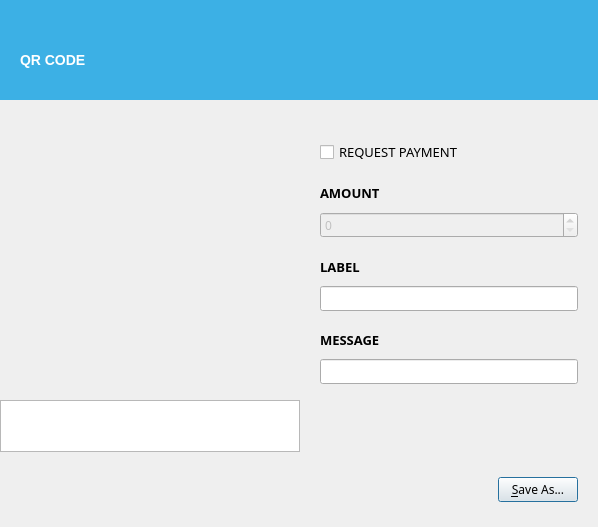
Before: the Qt Designer form src/qt/forms/qrcodedialog.ui in aurovine/AudioCoin, drawn with Qt 5.
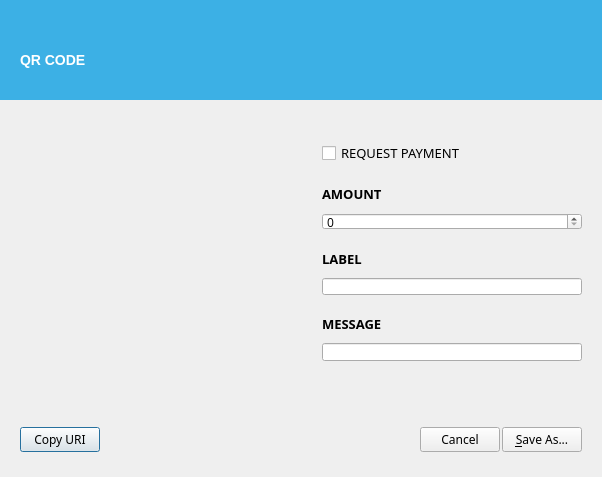
After: the same form once the commit is applied. Icons and pictures are not drawn. Custom widgets are drawn as their Qt base class.

```diff
--- a/src/qt/forms/qrcodedialog.ui
+++ b/src/qt/forms/qrcodedialog.ui
@@ -6,8 +6,8 @@
    <rect>
     <x>0</x>
     <y>0</y>
-    <width>598</width>
-    <height>527</height>
+    <width>602</width>
+    <height>477</height>
    </rect>
   </property>
   <property name="windowTitle">
@@ -168,7 +168,13 @@
           <property name="minimumSize">
            <size>
             <width>0</width>
-            <height>50</height>
+            <height>0</height>
+           </size>
+          </property>
+          <property name="maximumSize">
+           <size>
+            <width>16777215</width>
+            <height>0</height>
            </size>
           </property>
           <property name="tabChangesFocus">
@@ -182,7 +188,19 @@
        </layout>
       </item>
       <item>
-       <widget class="QThemedPanel" name="inputWidget" native="true">
+       <widget class="QWidget" name="inputWidget" native="true">
+        <property name="minimumSize">
+         <size>
+          <width>300</width>
+          <height>300</height>
+         </size>
+        </property>
+        <property name="maximumSize">
+         <size>
+          <width>300</width>
+          <height>300</height>
+         </size>
+        </property>
         <layout class="QVBoxLayout" name="verticalLayout_2">
          <property name="spacing">
           <number>20</number>
@@ -251,9 +269,6 @@
            </item>
            <item>
             <widget class="BitcoinAmountField" name="amount">
-             <property name="enabled">
-              <bool>false</bool>
-             </property>
              <property name="minimumSize">
               <size>
                <width>80</width>
@@ -384,7 +399,7 @@
      </property>
      <layout class="QHBoxLayout" name="buttonWidgetLayout">
       <property name="spacing">
-       <number>15</number>
+       <number>2</number>
       </property>
       <property name="leftMargin">
        <number>20</number>
@@ -398,6 +413,18 @@
       <property name="bottomMargin">
        <number>20</number>
       </property>
+      <item>
+       <widget class="QCustomButton" name="copyButton">
+        <property name="font">
+         <font>
+          <family>Montserrat</family>
+         </font>
+        </property>
+        <property name="text">
+         <string>Copy URI</string>
+        </property>
+       </widget>
+      </item>
       <item>
        <spacer name="horizontalSpacer">
         <property name="orientation">
@@ -411,6 +438,22 @@
         </property>
        </spacer>
       </item>
+      <item>
+       <widget class="QCustomButton" name="cancelButton">
+        <property name="font">
+         <font>
+          <family>Montserrat</family>
+         </font>
+        </property>
+        <property name="text">
+         <string>Cancel</string>
+        </property>
+        <property name="icon">
+         <iconset resource="../bitcoin.qrc">
+          <normaloff>:/icons/material/black/close</normaloff>:/icons/material/black/close</iconset>
+        </property>
+       </widget>
+      </item>
       <item>
        <widget class="QCustomButton" name="saveButton">
         <property name="font">
@@ -433,12 +476,6 @@
   </layout>
  </widget>
  <customwidgets>
-  <customwidget>
-   <class>BitcoinAmountField</class>
-   <extends>QSpinBox</extends>
-   <header>bitcoinamountfield.h</header>
-   <container>1</container>
-  </customwidget>
   <customwidget>
    <class>QThemedPanel</class>
    <extends>QWidget</extends>
@@ -450,6 +487,12 @@
    <extends>QPushButton</extends>
    <header>qcustombutton.h</header>
   </customwidget>
+  <customwidget>
+   <class>BitcoinAmountField</class>
+   <extends>QSpinBox</extends>
+   <header>bitcoinamountfield.h</header>
+   <container>1</container>
+  </customwidget>
  </customwidgets>
  <resources>
   <include location="../bitcoin.qrc"/>
```
Left out of the diff: 5 changed lines with no effect on the pictures.
